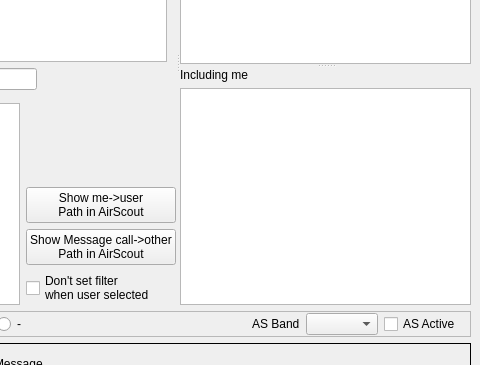
Qt form mqt/MqtKSTClient/kstmainwindow.ui (Rsclub22/Minos2-Mirror) before a commit; both pictures show x 233 to 713 and y 221 to 586 of the 713 by 693 pixel window.
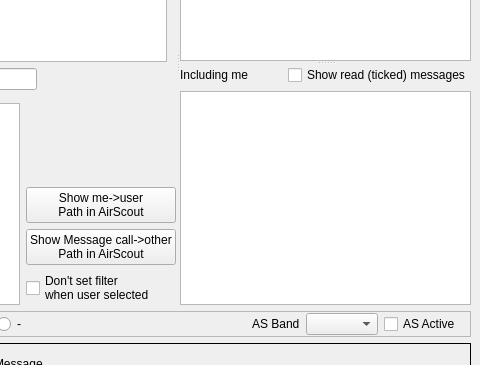
The same form after that commit. Custom widgets are drawn as their Qt base class.

Commit message: Allow meeps to be hidden when read

```diff
--- a/mqt/MqtKSTClient/kstmainwindow.ui
+++ b/mqt/MqtKSTClient/kstmainwindow.ui
@@ -331,14 +331,25 @@
          </item>
         </layout>
        </widget>
-       <widget class="QWidget" name="layoutWidget3">
+       <widget class="QWidget" name="">
         <layout class="QVBoxLayout" name="verticalLayout_4">
          <item>
+          <layout class="QHBoxLayout" name="horizontalLayout_5">
+           <item>
           <widget class="QLabel" name="includeLabel">
            <property name="text">
             <string>Including me</string>
            </property>
           </widget>
+           </item>
+           <item>
+            <widget class="QCheckBox" name="showReadcb">
+             <property name="text">
+              <string>Show read (ticked) messages</string>
+             </property>
+            </widget>
+           </item>
+          </layout>
          </item>
          <item>
           <widget class="QTableView" name="meepTable">
```
Lines whose indentation alone changed are shown as unchanged. The commit also changes 4 other files.
